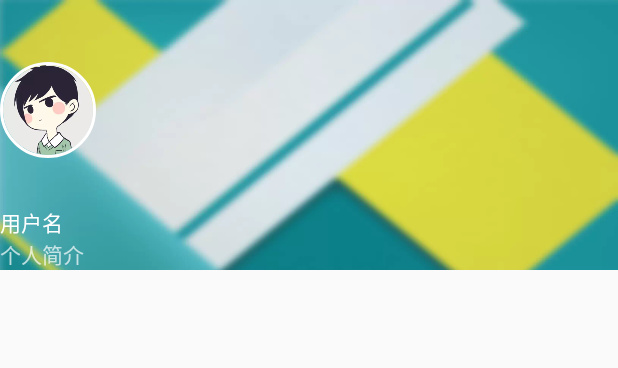
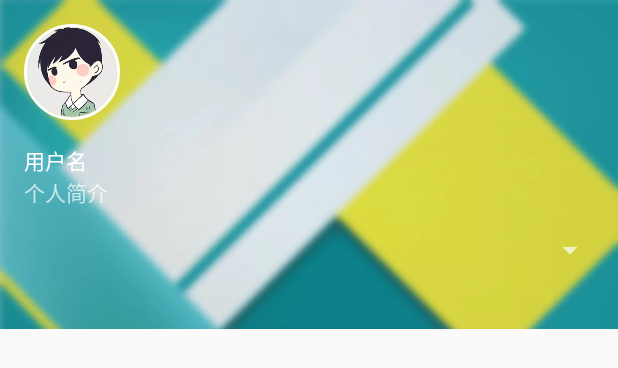
Before and after one commit to kelv1nq1an/TeamWork, an Android app: the layout nav_header_main.xml on its own in the app's theme, with its tools: preview values and no code run, on a phone screen of 412 x 824 dp. Shown: the top 368 px of the screen. Run offline under Robolectric (Android 15) with nearby library versions, the phone set to English and light mode, and no system bars.

```diff
--- a/app/src/main/res/layout/nav_header_main.xml
+++ b/app/src/main/res/layout/nav_header_main.xml
@@ -1,39 +1,49 @@
 <?xml version="1.0" encoding="utf-8"?>
-<RelativeLayout
+<LinearLayout
     xmlns:android="http://schemas.android.com/apk/res/android"
     xmlns:app="http://schemas.android.com/apk/res-auto"
     android:layout_width="match_parent"
-    android:layout_height="180dp"
+    android:layout_height="wrap_content"
     android:background="@drawable/ic_user_profile_header"
     android:fitsSystemWindows="true"
-    android:paddingBottom="@dimen/activity_vertical_margin"
-    android:paddingLeft="@dimen/activity_horizontal_margin"
-    android:paddingRight="@dimen/activity_horizontal_margin"
-    android:paddingTop="@dimen/activity_vertical_margin"
+    android:orientation="vertical"
+    android:paddingTop="@dimen/dp_32"
     android:theme="@style/ThemeOverlay.AppCompat.Dark">
 
-    <TextView
-        android:id="@+id/profile_description"
-        android:layout_width="wrap_content"
-        android:layout_height="wrap_content"
-        android:layout_alignParentBottom="true"
-        android:text="@string/text_profile_description"/>
+    <de.hdodenhof.circleimageview.CircleImageView
+        android:id="@+id/profile_image"
+        android:layout_width="64dp"
+        android:layout_height="64dp"
+        android:layout_margin="@dimen/dp_16"
+        android:src="@drawable/avater_test"
+        app:civ_border_color="@color/white"
+        app:civ_border_width="2dp"/>
 
     <TextView
         android:id="@+id/profile_name"
         android:layout_width="match_parent"
         android:layout_height="wrap_content"
-        android:layout_above="@id/profile_description"
+        android:layout_marginEnd="@dimen/dp_16"
+        android:layout_marginStart="@dimen/dp_16"
         android:text="@string/text_profile_name"
         android:textAppearance="@style/TextAppearance.AppCompat.Body1"/>
 
-    <de.hdodenhof.circleimageview.CircleImageView
-        android:id="@+id/profile_image"
-        android:layout_width="64dp"
-        android:layout_height="64dp"
-        android:layout_above="@id/profile_name"
-        android:layout_marginBottom="@dimen/dp_32"
-        android:src="@drawable/avater_test"
-        app:civ_border_color="@color/white"
-        app:civ_border_width="2dp"/>
-</RelativeLayout>
+    <TextView
+        android:id="@+id/profile_description"
+        android:layout_width="match_parent"
+        android:layout_height="wrap_content"
+        android:layout_marginEnd="@dimen/dp_16"
+        android:layout_marginStart="@dimen/dp_16"
+        android:text="@string/text_profile_description"/>
+
+    <Spinner
+        android:id="@+id/profile_team_spinner"
+        android:layout_width="match_parent"
+        android:layout_height="wrap_content"
+        android:layout_marginEnd="@dimen/dp_8"
+        android:layout_marginStart="@dimen/dp_8"
+        android:layout_marginTop="@dimen/dp_16"
+        android:spinnerMode="dropdown"
+        android:theme="@style/ThemeOverlay.AppCompat.Dark"
+        app:popupTheme="@style/ThemeOverlay.AppCompat.Light"/>
+</LinearLayout>
```
Also changed, not shown: app/src/main/java/me/fattycat/kun/teamwork/TwApi.java (+7 -0 lines), app/src/main/java/me/fattycat/kun/teamwork/model/TeamProjectModel.java (added, +177 -0 lines), app/src/main/java/me/fattycat/kun/teamwork/ui/Activity/MainActivity.java (+105 -13 lines), app/src/main/res/layout/spinner_item_team.xml (added, +10 -0 lines), 1 other file.
